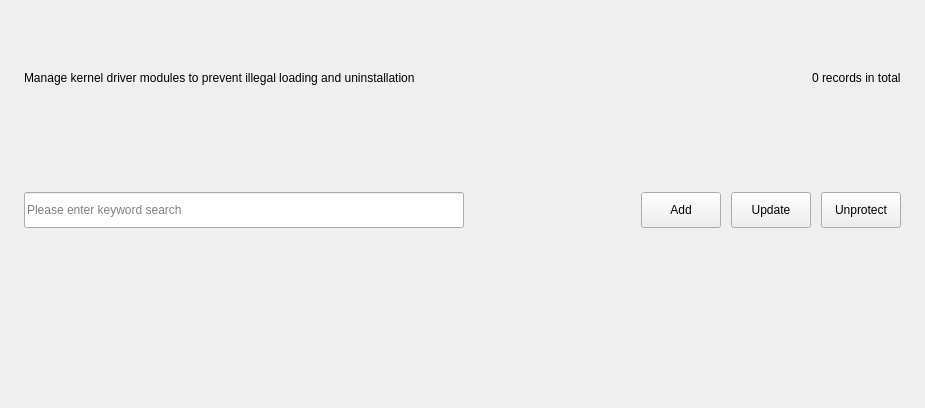
Old version of the form src/ui/tp/tp-kernel.ui in the repository openeuler-mirror/ks-ssr.
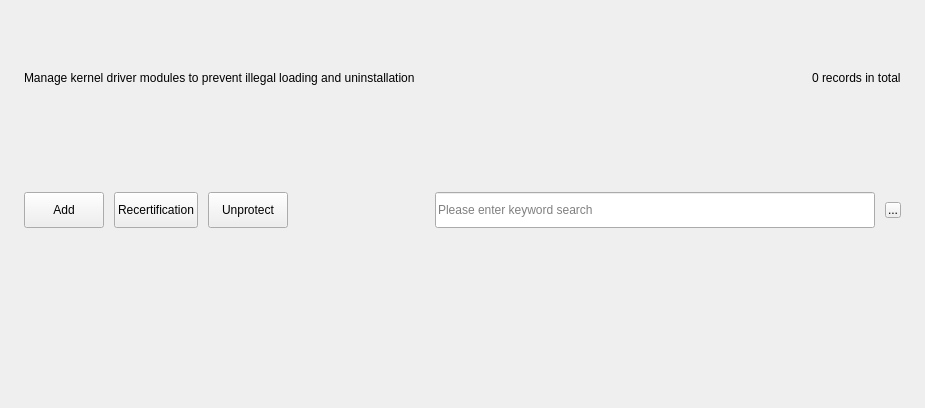
New version of the form. Custom widgets are drawn as their Qt base class.

Commit message: feature(kss) : Add trusted settings page and reauthenticate button. - 添加重新认证按钮以及刷新按钮(#3605) - 添加可信设置界面以及后台逻辑实现(#3569)

```diff
--- a/src/ui/tp/tp-kernel.ui
+++ b/src/ui/tp/tp-kernel.ui
@@ -39,6 +39,12 @@
      </property>
      <item>
       <widget class="QLabel" name="label">
+       <property name="minimumSize">
+        <size>
+         <width>420</width>
+         <height>0</height>
+        </size>
+       </property>
        <property name="text">
         <string>Manage kernel driver modules to prevent illegal loading and uninstallation</string>
        </property>
@@ -85,7 +91,7 @@
        <number>0</number>
       </property>
       <item>
-       <widget class="QLineEdit" name="m_search">
+       <widget class="QPushButton" name="m_add">
         <property name="sizePolicy">
          <sizepolicy hsizetype="Fixed" vsizetype="Fixed">
           <horstretch>0</horstretch>
@@ -94,18 +100,50 @@
         </property>
         <property name="minimumSize">
          <size>
-          <width>440</width>
+          <width>72</width>
           <height>36</height>
          </size>
         </property>
-        <property name="maximumSize">
+        <property name="text">
+         <string>Add</string>
+        </property>
+       </widget>
+      </item>
+      <item>
+       <widget class="QPushButton" name="m_recertification">
+        <property name="sizePolicy">
+         <sizepolicy hsizetype="Fixed" vsizetype="Fixed">
+          <horstretch>0</horstretch>
+          <verstretch>0</verstretch>
+         </sizepolicy>
+        </property>
+        <property name="minimumSize">
          <size>
-          <width>440</width>
+          <width>72</width>
           <height>36</height>
          </size>
         </property>
-        <property name="placeholderText">
-         <string>Please enter keyword search</string>
+        <property name="text">
+         <string>Recertification</string>
+        </property>
+       </widget>
+      </item>
+      <item>
+       <widget class="QPushButton" name="m_unprotect">
+        <property name="sizePolicy">
+         <sizepolicy hsizetype="Fixed" vsizetype="Fixed">
+          <horstretch>0</horstretch>
+          <verstretch>0</verstretch>
+         </sizepolicy>
+        </property>
+        <property name="minimumSize">
+         <size>
+          <width>72</width>
+          <height>36</height>
+         </size>
+        </property>
+        <property name="text">
+         <string>Unprotect</string>
         </property>
        </widget>
       </item>
@@ -123,7 +161,7 @@
        </spacer>
       </item>
       <item>
-       <widget class="QPushButton" name="m_add">
+       <widget class="QLineEdit" name="m_search">
         <property name="sizePolicy">
          <sizepolicy hsizetype="Fixed" vsizetype="Fixed">
           <horstretch>0</horstretch>
@@ -132,50 +170,31 @@
         </property>
         <property name="minimumSize">
          <size>
-          <width>72</width>
+          <width>440</width>
           <height>36</height>
          </size>
         </property>
-        <property name="text">
-         <string>Add</string>
-        </property>
-       </widget>
-      </item>
-      <item>
-       <widget class="QPushButton" name="m_update">
-        <property name="sizePolicy">
-         <sizepolicy hsizetype="Fixed" vsizetype="Fixed">
-          <horstretch>0</horstretch>
-          <verstretch>0</verstretch>
-         </sizepolicy>
-        </property>
-        <property name="minimumSize">
+        <property name="maximumSize">
          <size>
-          <width>72</width>
+          <width>440</width>
           <height>36</height>
          </size>
         </property>
-        <property name="text">
-         <string>Update</string>
+        <property name="placeholderText">
+         <string>Please enter keyword search</string>
         </property>
        </widget>
       </item>
       <item>
-       <widget class="QPushButton" name="m_unprotect">
-        <property name="sizePolicy">
-         <sizepolicy hsizetype="Fixed" vsizetype="Fixed">
-          <horstretch>0</horstretch>
-          <verstretch>0</verstretch>
-         </sizepolicy>
-        </property>
-        <property name="minimumSize">
+       <widget class="QToolButton" name="m_refresh">
+        <property name="maximumSize">
          <size>
-          <width>72</width>
-          <height>36</height>
+          <width>16</width>
+          <height>16</height>
          </size>
         </property>
         <property name="text">
-         <string>Unprotect</string>
+         <string>...</string>
         </property>
        </widget>
       </item>
```
Left out of the diff: 3 changed lines with no effect on the pictures. The commit also changes 35 other files.
